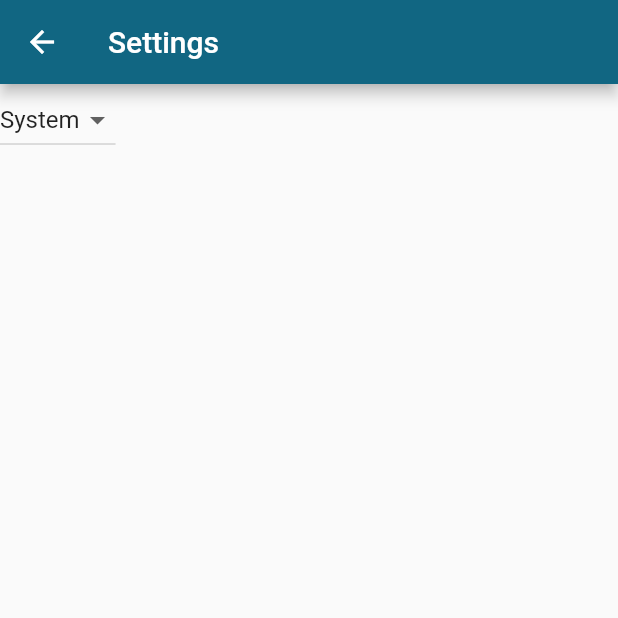
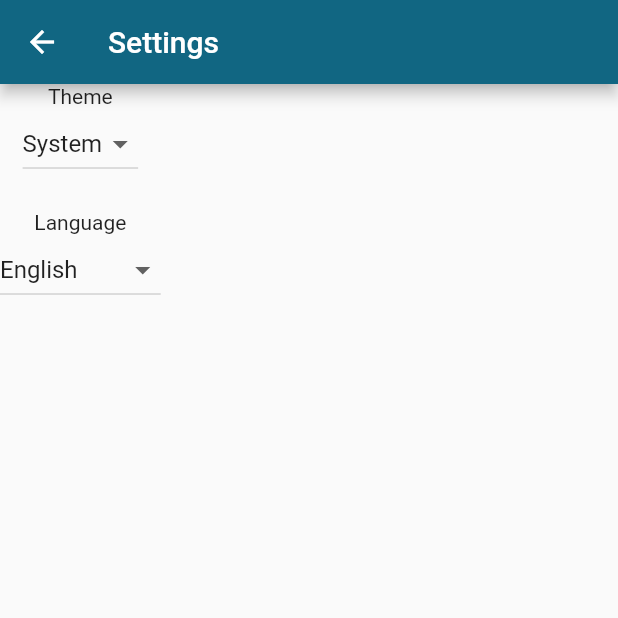
Before and after one commit to vitalii-petrun/project-kepler, a Flutter app: the screen it shows after launch, in the side drawer, after a tap on "Settings", on a phone screen of 412 x 824 dp, the top half of it. Run offline on Flutter 3.47's test engine with Material 2 defaults, Android fonts, the phone set to English and light mode, and no system bars; our stand-ins replace dio, flutter_bloc, shared_preferences; generated files the repository leaves out were written again; network calls fail.

Commit message:
added l10n mechanism

```diff
--- a/lib/core/application.dart
+++ b/lib/core/application.dart
@@ -1,6 +1,7 @@
 import 'package:flutter/material.dart';
 import 'package:flutter_bloc/flutter_bloc.dart';
 import 'package:flutter_gen/gen_l10n/app_localizations.dart';
+import 'package:project_kepler/l10n/locale_provider.dart';
 import 'package:project_kepler/presentation/pages/home_page.dart';
 import 'package:project_kepler/presentation/themes/app_theme.dart';
 import 'package:project_kepler/presentation/themes/app_theme_provider.dart';
@@ -19,17 +20,19 @@ class Application extends StatelessWidget {
       providers: [
         ChangeNotifierProvider(
             create: ((_) => AppThemeProvider()..initialize())),
+        ChangeNotifierProvider(create: ((_) => LocaleProvider()..initialize())),
         BlocProvider(
           create: (context) => HomePageCubit(ApiRepositoryImpl()),
         )
       ],
-      child: Consumer<AppThemeProvider>(
-        builder: (context, provider, child) {
+      child: Consumer2<AppThemeProvider, LocaleProvider>(
+        builder: (context, themeProvider, localeProvider, child) {
           return MaterialApp(
               theme: AppTheme.light,
               darkTheme: AppTheme.dark,
               home: HomePage(),
-              themeMode: provider.themeMode,
+              themeMode: themeProvider.themeMode,
+              locale: Locale(localeProvider.currentLocale),
               localizationsDelegates: AppLocalizations.localizationsDelegates,
               supportedLocales: AppLocalizations.supportedLocales,
               routes: {
--- a/lib/core/extensions/build_context_ext.dart
+++ b/lib/core/extensions/build_context_ext.dart
@@ -1,5 +1,7 @@
 import 'package:flutter/material.dart';
+import 'package:flutter_gen/gen_l10n/app_localizations.dart';
 
 extension BuildContextExt on BuildContext {
   ThemeData get theme => Theme.of(this);
+  AppLocalizations get l10n => AppLocalizations.of(this)!;
 }
--- a/lib/l10n/app_uk.arb
+++ b/lib/l10n/app_uk.arb
@@ -1,3 +1,9 @@
 {
-    "helloWorld": "Привіт, світ"
+    "settings": "Налаштування",
+    "about": "Про програму",
+    "language": "Мова",
+    "theme": "Тема",
+    "light": "Світла",
+    "dark": "Темна",
+    "system": "Системна"
 }
--- /dev/null
+++ b/lib/l10n/locale_provider.dart
@@ -0,0 +1,22 @@
+import 'package:flutter/material.dart';
+import 'package:shared_preferences/shared_preferences.dart';
+
+class LocaleProvider extends ChangeNotifier {
+  String currentLocale = 'en';
+
+  initialize() async {
+    final SharedPreferences _prefs = await SharedPreferences.getInstance();
+
+    currentLocale = _prefs.getString('locale') ?? 'en';
+    notifyListeners();
+  }
+
+  changeLocale(String locale) async {
+    final SharedPreferences _prefs = await SharedPreferences.getInstance();
+
+    await _prefs.setString('locale', locale);
+
+    currentLocale = locale;
+    notifyListeners();
+  }
+}
--- a/lib/presentation/pages/settings_page.dart
+++ b/lib/presentation/pages/settings_page.dart
@@ -1,6 +1,9 @@
 import 'package:flutter/material.dart';
+import 'package:project_kepler/core/extensions/build_context_ext.dart';
 import 'package:project_kepler/presentation/themes/app_theme_provider.dart';
 import 'package:provider/provider.dart';
+
+import '../../l10n/locale_provider.dart';
 
 class SettingsPage extends StatelessWidget {
   const SettingsPage({Key? key}) : super(key: key);
@@ -8,36 +11,51 @@ class SettingsPage extends StatelessWidget {
   @override
   Widget build(BuildContext context) {
     return Scaffold(
-      appBar: AppBar(title: Text("Settings")),
+      appBar: AppBar(title: Text(context.l10n.settings)),
       body: Column(
         children: [
           Consumer<AppThemeProvider>(
             builder: (context, provider, child) {
-              return DropdownButton<String>(
+              return Column(
+                children: [
+                  Text(context.l10n.theme),
+                  DropdownButton<String>(
                     value: provider.currentTheme,
                     items: [
                       DropdownMenuItem<String>(
                         value: 'light',
-                    child: Text(
-                      'Light',
-                    ),
+                        child: Text(context.l10n.light),
                       ),
                       DropdownMenuItem<String>(
                         value: 'dark',
-                    child: Text(
-                      'Dark',
-                    ),
+                        child: Text(context.l10n.dark),
                       ),
                       DropdownMenuItem<String>(
                         value: 'system',
-                    child: Text(
-                      'System',
-                    ),
+                        child: Text(context.l10n.system),
                       ),
                     ],
                     onChanged: (String? value) {
                       provider.changeTheme(value ?? 'system');
                     },
+                  ),
+                  SizedBox(height: 20),
+                  Text(context.l10n.language),
+                  DropdownButton(
+                    value: context.read<LocaleProvider>().currentLocale,
+                    items: [
+                      DropdownMenuItem<String>(
+                          child: Text('English'), value: 'en'),
+                      DropdownMenuItem<String>(
+                          child: Text('Українська'), value: 'uk')
+                    ],
+                    onChanged: (String? value) {
+                      context
+                          .read<LocaleProvider>()
+                          .changeLocale(value ?? 'en');
+                    },
+                  ),
+                ],
               );
             },
           ),
--- a/lib/presentation/widgets/space_drawer.dart
+++ b/lib/presentation/widgets/space_drawer.dart
@@ -1,4 +1,5 @@
 import 'package:flutter/material.dart';
+import 'package:project_kepler/core/extensions/build_context_ext.dart';
 
 class SpaceDrawer extends StatelessWidget {
   const SpaceDrawer({super.key});
@@ -8,18 +9,18 @@ class SpaceDrawer extends StatelessWidget {
     return Drawer(
       child: ListView(
         padding: EdgeInsets.zero,
-        children: <Widget>[
+        children: [
           DrawerHeader(
-              child: Text('Drawer Header'),
-              decoration: BoxDecoration(
-                color: Theme.of(context).colorScheme.primary,
-              )),
+            child: Text('Space Launches'),
+            decoration:
+                BoxDecoration(color: Theme.of(context).colorScheme.primary),
+          ),
           ListTile(
-            title: Text('Settings'),
+            title: Text(context.l10n.settings),
             onTap: () => Navigator.pushNamed(context, '/settings'),
           ),
           ListTile(
-            title: Text('About'),
+            title: Text(context.l10n.about),
             onTap: () {},
           ),
         ],
```
Also changed, not shown: lib/l10n/app_en.arb (+7 -4 lines), lib/l10n/app_locale.dart (added, +17 -0 lines), lib/l10n/l10n.dart (added, +8 -0 lines). Lines whose indentation alone changed are shown as unchanged.
